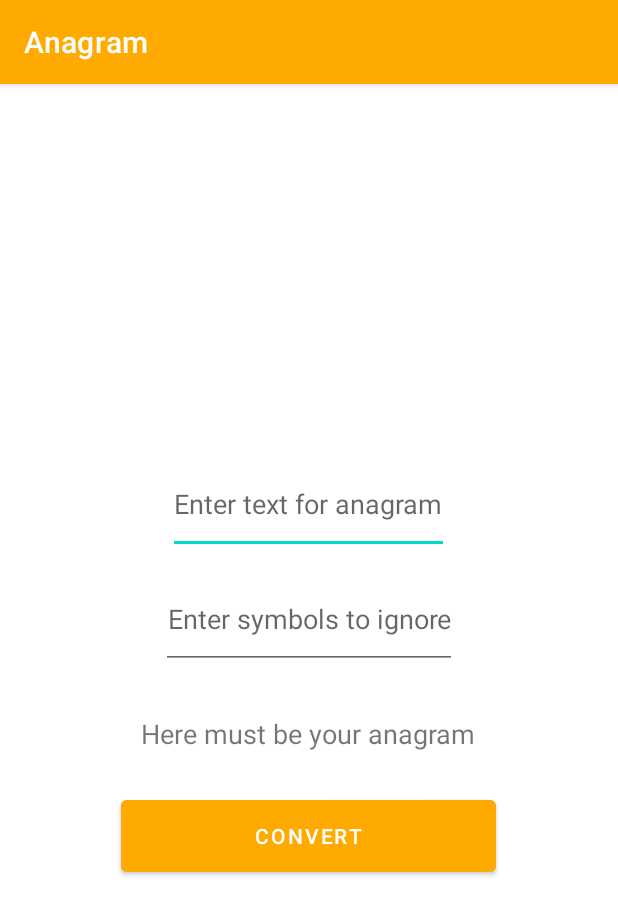
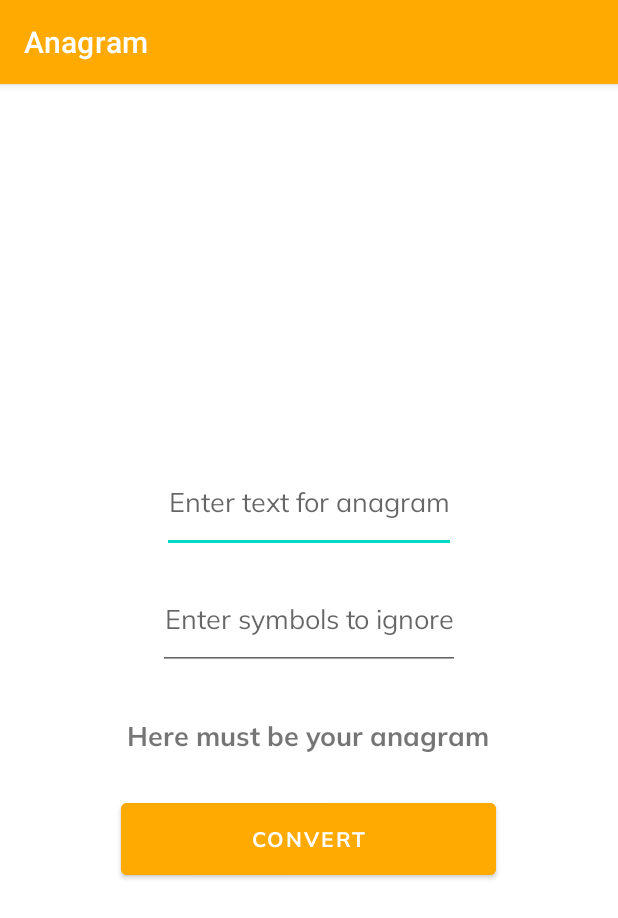
Before and after one commit to MykolaButsko/Anagram, an Android app: the screen it shows after launch (MainActivity), on a phone screen of 412 x 824 dp. Shown: the top 918 px of the screen. Run offline under Robolectric (Android 15) with nearby library versions, the phone set to English and light mode, and no system bars.

Commit message:
Style: set custom font in activity_main.xml

```diff
--- a/app/src/main/res/layout/activity_main.xml
+++ b/app/src/main/res/layout/activity_main.xml
@@ -21,6 +21,7 @@
             android:hint="@string/enter_text_for_anagram"
             android:inputType="textMultiLine"
             android:minLines="2"
+            android:fontFamily="@font/mulish_regular"
             tools:ignore="Autofill,MissingConstraints,TouchTargetSizeCheck" />
 
         <EditText
@@ -32,6 +33,7 @@
             android:hint="@string/enter_symbols_to_ignore"
             android:inputType="textMultiLine"
             android:minLines="2"
+            android:fontFamily="@font/mulish_regular"
             tools:ignore="Autofill,MissingConstraints,TouchTargetSizeCheck" />
 
         <TextView
@@ -44,6 +46,7 @@
             android:minLines="2"
             android:text="@string/here_must_be_your_anagram"
             android:textSize="18sp"
+            android:fontFamily="@font/mulish_bold"
             tools:ignore="MissingConstraints,TextSizeCheck" />
 
         <Button
@@ -53,6 +56,7 @@
             android:layout_marginTop="15dp"
             android:backgroundTint="@color/orange"
             android:text="@string/convert"
+            android:fontFamily="@font/mulish_bold"
             tools:ignore="MissingConstraints,TextContrastCheck" />
 
     </LinearLayout>
```
